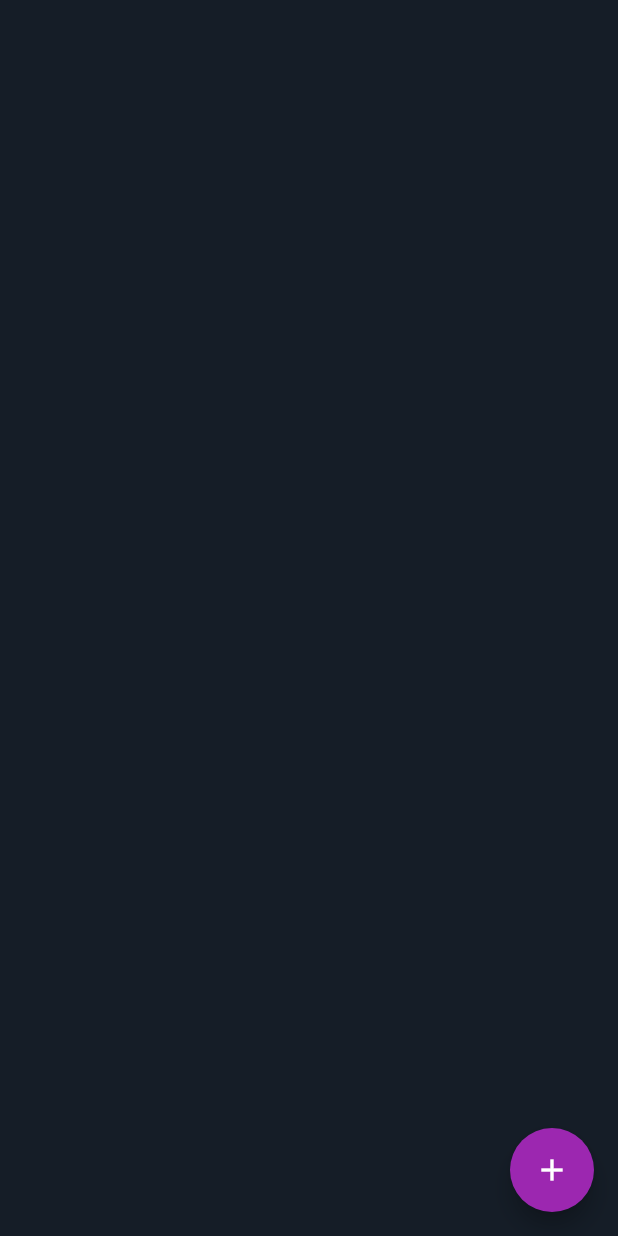
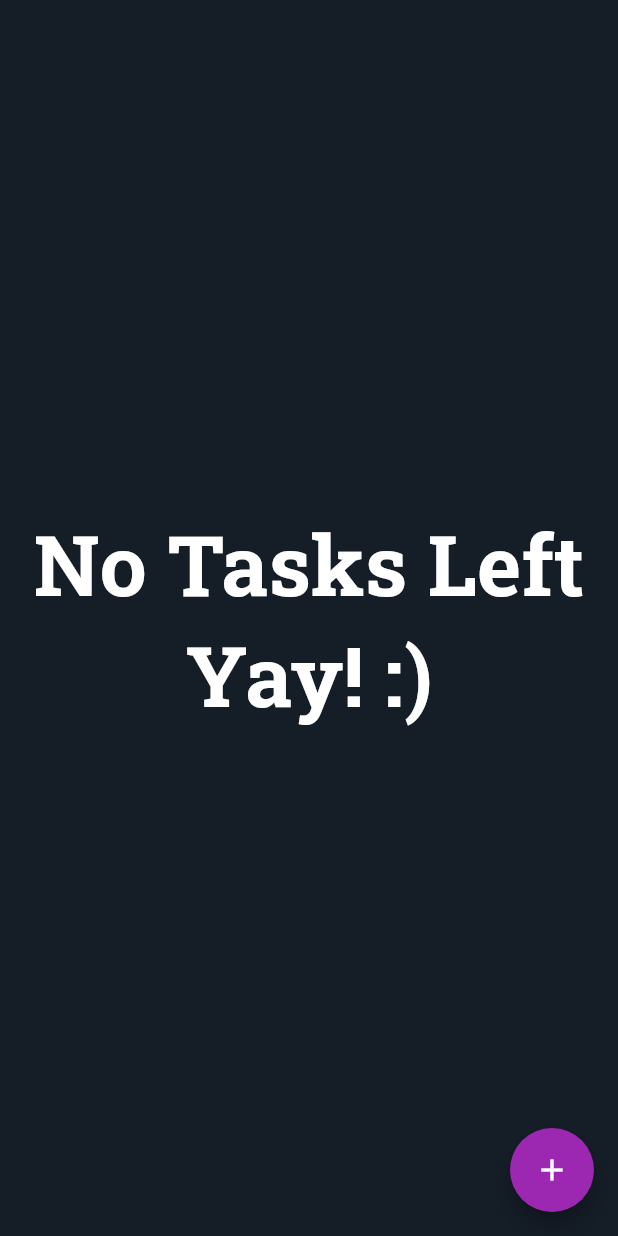
Before and after one commit to xybercommander/hive-todo-app, a Flutter app: the screen it shows after launch, on a phone screen of 412 x 824 dp. Run offline on Flutter 3.47's test engine with Material 2 defaults, Android fonts, the light colour scheme and no system bars; our stand-ins replace hive, hive_flutter, lottie, page_transition; accounts and stored records are empty.

Commit message:
Finished app

```diff
--- a/lib/views/home_page.dart
+++ b/lib/views/home_page.dart
@@ -59,7 +59,21 @@ class _HomePageState extends State<HomePage> {
           tasks.sort((a, b) => a.date.compareTo(b.date));
 
           return tasks.isEmpty
-              ? Container()
+              ? Container(
+                  width: MediaQuery.of(context).size.width,
+                  height: MediaQuery.of(context).size.height,
+                  child: Center(
+                    child: Text(
+                      'No Tasks Left\nYay! :)',
+                      textAlign: TextAlign.center,
+                      style: TextStyle(
+                        color: Colors.white,
+                        fontSize: 56,
+                        fontFamily: 'RobotoSlab'
+                      ),
+                    ),
+                  ),
+                )
               : Padding(
                 padding: const EdgeInsets.symmetric(horizontal: 16),
                 child: ListView.builder(
```
